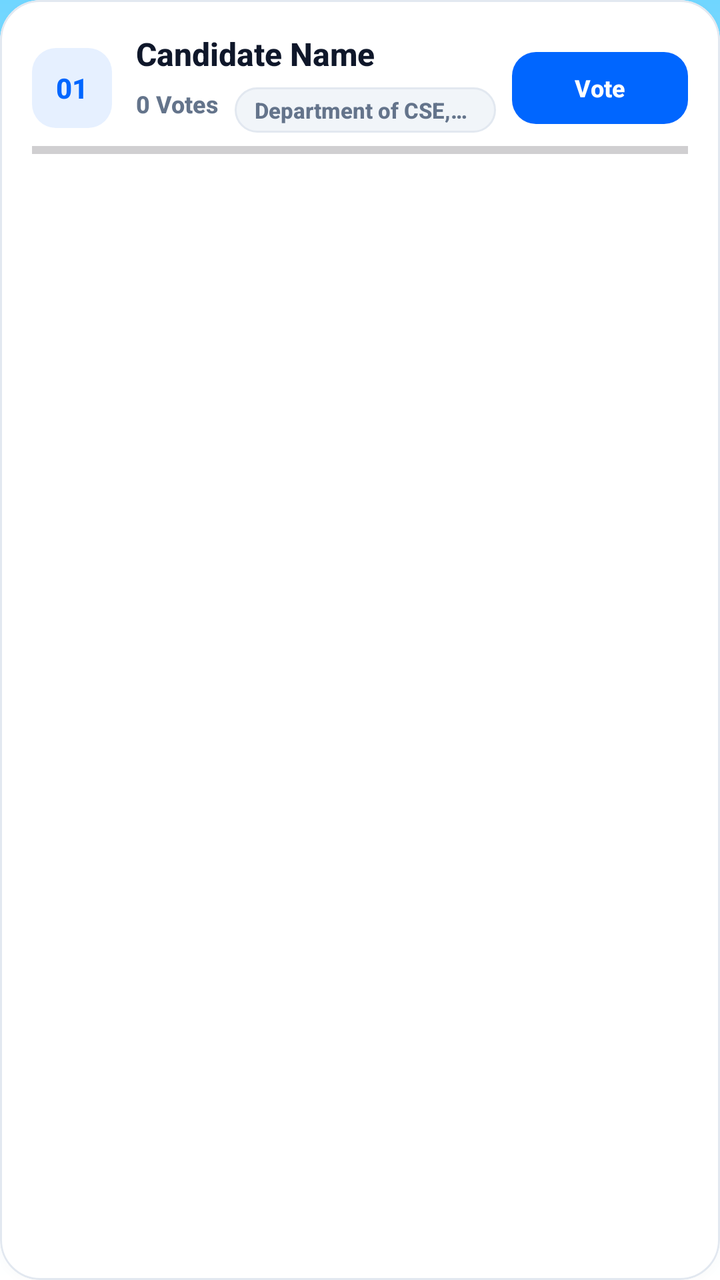
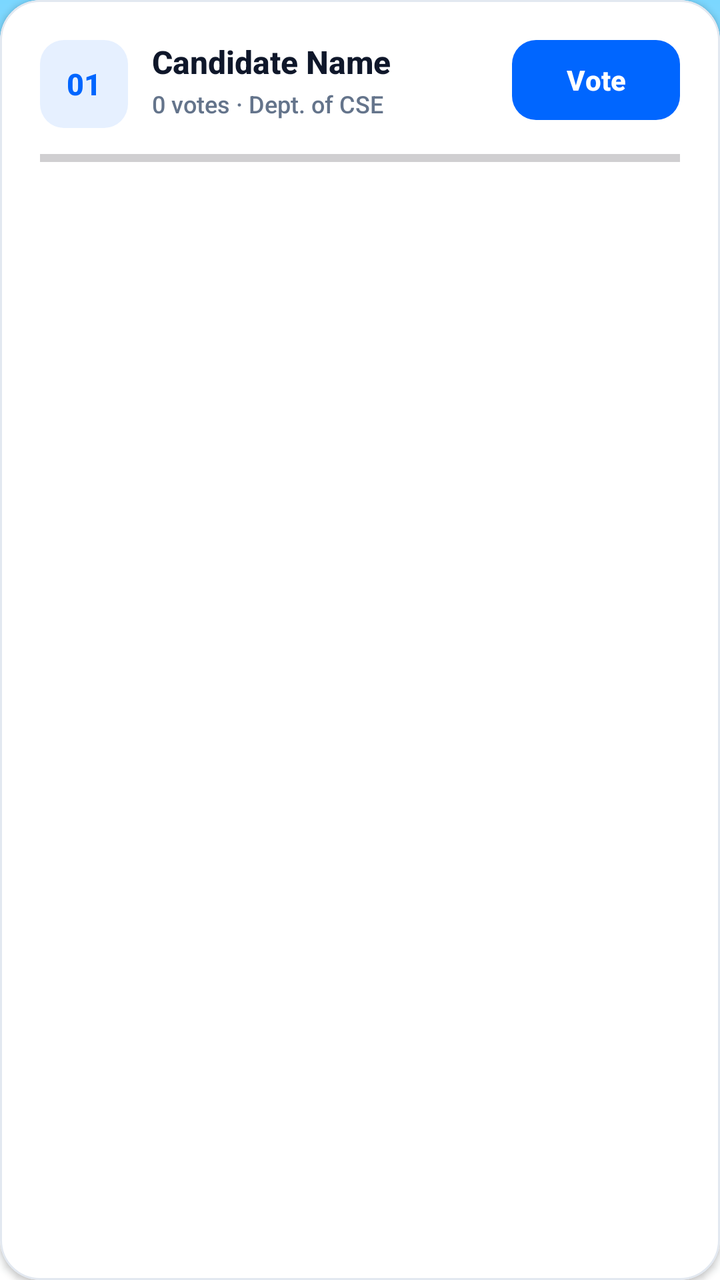

Screens rendered from an Android XML layout before and after an edit, with the pre-edit source and the edit as a unified diff.
<!-- AndroidManifest.xml: application theme Theme.CRConnect -->
<!-- res/layout/item_candidate.xml -->
<?xml version="1.0" encoding="utf-8"?>
<com.google.android.material.card.MaterialCardView
    xmlns:android="http://schemas.android.com/apk/res/android"
    xmlns:app="http://schemas.android.com/apk/res-auto"
    xmlns:tools="http://schemas.android.com/tools"
    android:id="@+id/cardCandidateItem"
    android:layout_width="match_parent"
    android:layout_height="wrap_content"
    android:layout_marginBottom="12dp"
    android:hapticFeedbackEnabled="true"
    app:cardBackgroundColor="#FFFFFF"
    app:cardCornerRadius="20dp"
    app:cardElevation="2dp"
    app:strokeColor="#E2E8F0"
    app:strokeWidth="1dp"
    android:outlineAmbientShadowColor="#14000000"
    android:outlineSpotShadowColor="#14000000"
    tools:ignore="UnusedAttribute">

    <androidx.constraintlayout.widget.ConstraintLayout
        android:id="@+id/layoutCandidateCardContent"
        android:layout_width="match_parent"
        android:layout_height="wrap_content"
        android:padding="16dp">

        
        <TextView
            android:id="@+id/tvCandidateRank"
            android:layout_width="40dp"
            android:layout_height="40dp"
            android:background="@drawable/bg_icon_badge"
            android:gravity="center"
            android:text="01"
            android:textColor="#0066FF"
            android:textSize="14sp"
            android:textStyle="bold"
            app:layout_constraintBottom_toTopOf="@id/pbCandidateVotes"
            app:layout_constraintStart_toStartOf="parent"
            app:layout_constraintTop_toTopOf="parent"
            tools:ignore="HardcodedText" />

        
        <TextView
            android:id="@+id/tvCandidateName"
            android:layout_width="0dp"
            android:layout_height="wrap_content"
            android:layout_marginStart="12dp"
            android:layout_marginEnd="12dp"
            android:ellipsize="end"
            android:singleLine="true"
            android:text="Candidate Name"
            android:textColor="#0F172A"
            android:textSize="16sp"
            android:textStyle="bold"
            app:layout_constraintEnd_toStartOf="@id/btnVoteCandidate"
            app:layout_constraintStart_toEndOf="@id/tvCandidateRank"
            app:layout_constraintTop_toTopOf="parent"
            tools:ignore="HardcodedText" />

        
        <TextView
            android:id="@+id/tvCandidateSubline"
            android:layout_width="0dp"
            android:layout_height="wrap_content"
            android:layout_marginStart="12dp"
            android:layout_marginTop="2dp"
            android:layout_marginEnd="12dp"
            android:ellipsize="end"
            android:singleLine="true"
            android:text="0 votes · Dept. of CSE"
            android:textColor="#64748B"
            android:textSize="12sp"
            android:visibility="gone"
            app:layout_constraintEnd_toStartOf="@id/btnVoteCandidate"
            app:layout_constraintStart_toEndOf="@id/tvCandidateRank"
            app:layout_constraintTop_toBottomOf="@id/tvCandidateName"
            tools:ignore="HardcodedText" />

        
        <TextView
            android:id="@+id/tvCandidatePct"
            android:layout_width="wrap_content"
            android:layout_height="wrap_content"
            android:text="0%"
            android:textColor="#0F172A"
            android:textSize="18sp"
            android:textStyle="bold"
            android:visibility="gone"
            app:layout_constraintEnd_toEndOf="parent"
            app:layout_constraintTop_toTopOf="parent"
            tools:ignore="HardcodedText" />

        
        <TextView
            android:id="@+id/tvCandidateVotes"
            android:layout_width="wrap_content"
            android:layout_height="wrap_content"
            android:layout_marginStart="12dp"
            android:layout_marginTop="6dp"
            android:text="0 Votes"
            android:textColor="#64748B"
            android:textSize="12sp"
            android:textStyle="bold"
            app:layout_constraintStart_toEndOf="@id/tvCandidateRank"
            app:layout_constraintTop_toBottomOf="@id/tvCandidateName"
            tools:ignore="HardcodedText" />

        
        <TextView
            android:id="@+id/tvCandidateDept"
            android:layout_width="0dp"
            android:layout_height="wrap_content"
            android:layout_marginStart="8dp"
            android:layout_marginTop="6dp"
            android:layout_marginEnd="8dp"
            android:background="@drawable/bg_chip_muted"
            android:ellipsize="end"
            android:singleLine="true"
            android:paddingHorizontal="10dp"
            android:paddingVertical="4dp"
            android:text="Department of CSE, BUBT"
            android:textColor="#64748B"
            android:textSize="11sp"
            android:textStyle="bold"
            app:layout_constraintEnd_toStartOf="@id/btnVoteCandidate"
            app:layout_constraintStart_toEndOf="@id/tvCandidateVotes"
            app:layout_constraintTop_toBottomOf="@id/tvCandidateName"
            tools:ignore="HardcodedText" />

        
        <com.google.android.material.button.MaterialButton
            android:id="@+id/btnVoteCandidate"
            android:layout_width="wrap_content"
            android:layout_height="36dp"
            android:hapticFeedbackEnabled="true"
            android:insetTop="0dp"
            android:insetBottom="0dp"
            android:paddingHorizontal="16dp"
            android:text="Vote"
            android:textColor="#FFFFFF"
            android:textSize="12sp"
            android:textStyle="bold"
            app:backgroundTint="#0066FF"
            app:cornerRadius="12dp"
            app:layout_constraintBottom_toTopOf="@id/pbCandidateVotes"
            app:layout_constraintEnd_toEndOf="parent"
            app:layout_constraintTop_toTopOf="parent"
            tools:ignore="HardcodedText" />

        
        <com.google.android.material.button.MaterialButton
            android:id="@+id/btnDeleteCandidate"
            style="@style/Widget.Material3.Button.OutlinedButton"
            android:layout_width="wrap_content"
            android:layout_height="36dp"
            android:hapticFeedbackEnabled="true"
            android:insetTop="0dp"
            android:insetBottom="0dp"
            android:paddingHorizontal="12dp"
            android:text="Delete"
            android:textColor="#B91C1C"
            android:textSize="12sp"
            android:textStyle="bold"
            android:visibility="gone"
            app:backgroundTint="#FEF2F2"
            app:cornerRadius="12dp"
            app:layout_constraintBottom_toTopOf="@id/pbCandidateVotes"
            app:layout_constraintEnd_toEndOf="parent"
            app:layout_constraintTop_toTopOf="parent"
            app:strokeColor="#FECACA"
            app:strokeWidth="1dp"
            tools:ignore="HardcodedText" />

        
        <ProgressBar
            android:id="@+id/pbCandidateVotes"
            style="?android:attr/progressBarStyleHorizontal"
            android:layout_width="0dp"
            android:layout_height="6dp"
            android:layout_marginTop="12dp"
            android:backgroundTint="#E2E8F0"
            android:max="50"
            android:progress="0"
            android:progressTint="#0066FF"
            app:layout_constraintBottom_toBottomOf="parent"
            app:layout_constraintEnd_toEndOf="parent"
            app:layout_constraintStart_toStartOf="parent"
            app:layout_constraintTop_toBottomOf="@id/tvCandidateVotes" />

    </androidx.constraintlayout.widget.ConstraintLayout>
</com.google.android.material.card.MaterialCardView>
<!-- resources referenced by this layout -->
<resources>
  <!-- drawable bg_chip_muted (drawable) -->
  <?xml version="1.0" encoding="utf-8"?>
  <shape xmlns:android="http://schemas.android.com/apk/res/android"
      android:shape="rectangle">
      <solid android:color="#F1F5F9" />
      <corners android:radius="999dp" />
      <stroke android:width="1dp" android:color="#E2E8F0" />
  </shape>
  <!-- drawable bg_icon_badge (drawable) -->
  <?xml version="1.0" encoding="utf-8"?>
  <shape xmlns:android="http://schemas.android.com/apk/res/android"
      android:shape="rectangle">
      <solid android:color="#E6F0FF"/>
      <corners android:radius="12dp"/>
  </shape>
  <style name="Theme.CRConnect" parent="Base.Theme.CRConnect" />
  <style name="Base.Theme.CRConnect" parent="Theme.Material3.DayNight.NoActionBar">
          <item name="colorPrimary">@color/primary</item>
          <item name="colorSecondary">@color/primary_pressed</item>
          <item name="android:windowBackground">@drawable/bg_gradient</item>
          <item name="colorSurface">@color/card_bg</item>
          <item name="elevationOverlayEnabled">false</item>
          <item name="colorOnSurface">@color/title_text</item>
          <item name="colorOnSurfaceVariant">@color/muted_text</item>
          <item name="colorError">@color/error_red</item>
          <item name="android:fontFamily">sans-serif-medium</item>
          <item name="fontFamily">sans-serif-medium</item>
          <item name="android:windowActivityTransitions">true</item>
          <item name="android:navigationBarColor">@android:color/transparent</item>
          <item name="android:statusBarColor">@android:color/transparent</item>
          <item name="android:windowLightStatusBar" tools:targetApi="m">true</item>
          <item name="android:windowLightNavigationBar" tools:targetApi="o_mr1">true</item>
      </style>
  <color name="primary">#0066FF</color>
  <color name="primary_pressed">#0052CC</color>
  <!-- drawable bg_gradient (drawable) -->
  <?xml version="1.0" encoding="utf-8"?>
  <shape xmlns:android="http://schemas.android.com/apk/res/android"
      android:shape="rectangle">
      <gradient
          android:angle="270"
          android:startColor="#70D6FF"
          android:centerColor="#C2EFFF"
          android:endColor="#FFFFFF"
          android:type="linear" />
  </shape>
  <color name="card_bg">#FFFFFF</color>
  <color name="title_text">#0F172A</color>
  <color name="muted_text">#64748B</color>
  <color name="error_red">#DC2626</color>
</resources>

<!-- the commit's change to res/layout/item_candidate.xml (unified diff, before → after) -->
@@ -13,28 +13,25 @@
     app:cardElevation="2dp"
     app:strokeColor="#E2E8F0"
     app:strokeWidth="1dp"
-    android:outlineAmbientShadowColor="#14000000"
-    android:outlineSpotShadowColor="#14000000"
     tools:ignore="UnusedAttribute">
 
     <androidx.constraintlayout.widget.ConstraintLayout
         android:id="@+id/layoutCandidateCardContent"
         android:layout_width="match_parent"
         android:layout_height="wrap_content"
-        android:padding="16dp">
+        android:padding="20dp">
 
         
         <TextView
             android:id="@+id/tvCandidateRank"
-            android:layout_width="40dp"
-            android:layout_height="40dp"
-            android:background="@drawable/bg_icon_badge"
+            android:layout_width="44dp"
+            android:layout_height="44dp"
+            android:background="@drawable/badge_bg"
             android:gravity="center"
             android:text="01"
             android:textColor="#0066FF"
-            android:textSize="14sp"
+            android:textSize="15sp"
             android:textStyle="bold"
-            app:layout_constraintBottom_toTopOf="@id/pbCandidateVotes"
             app:layout_constraintStart_toStartOf="parent"
             app:layout_constraintTop_toTopOf="parent"
             tools:ignore="HardcodedText" />
@@ -70,7 +67,6 @@
             android:text="0 votes · Dept. of CSE"
             android:textColor="#64748B"
             android:textSize="12sp"
-            android:visibility="gone"
             app:layout_constraintEnd_toStartOf="@id/btnVoteCandidate"
             app:layout_constraintStart_toEndOf="@id/tvCandidateRank"
             app:layout_constraintTop_toBottomOf="@id/tvCandidateName"
@@ -95,12 +91,11 @@
             android:id="@+id/tvCandidateVotes"
             android:layout_width="wrap_content"
             android:layout_height="wrap_content"
-            android:layout_marginStart="12dp"
-            android:layout_marginTop="6dp"
             android:text="0 Votes"
             android:textColor="#64748B"
             android:textSize="12sp"
             android:textStyle="bold"
+            android:visibility="gone"
             app:layout_constraintStart_toEndOf="@id/tvCandidateRank"
             app:layout_constraintTop_toBottomOf="@id/tvCandidateName"
             tools:ignore="HardcodedText" />
@@ -110,19 +105,7 @@
             android:id="@+id/tvCandidateDept"
             android:layout_width="0dp"
             android:layout_height="wrap_content"
-            android:layout_marginStart="8dp"
-            android:layout_marginTop="6dp"
-            android:layout_marginEnd="8dp"
-            android:background="@drawable/bg_chip_muted"
-            android:ellipsize="end"
-            android:singleLine="true"
-            android:paddingHorizontal="10dp"
-            android:paddingVertical="4dp"
-            android:text="Department of CSE, BUBT"
-            android:textColor="#64748B"
-            android:textSize="11sp"
-            android:textStyle="bold"
-            app:layout_constraintEnd_toStartOf="@id/btnVoteCandidate"
+            android:visibility="gone"
             app:layout_constraintStart_toEndOf="@id/tvCandidateVotes"
             app:layout_constraintTop_toBottomOf="@id/tvCandidateName"
             tools:ignore="HardcodedText" />
@@ -131,20 +114,21 @@
         <com.google.android.material.button.MaterialButton
             android:id="@+id/btnVoteCandidate"
             android:layout_width="wrap_content"
-            android:layout_height="36dp"
+            android:layout_height="40dp"
+            android:minWidth="84dp"
             android:hapticFeedbackEnabled="true"
             android:insetTop="0dp"
             android:insetBottom="0dp"
-            android:paddingHorizontal="16dp"
+            android:paddingHorizontal="14dp"
             android:text="Vote"
             android:textColor="#FFFFFF"
-            android:textSize="12sp"
+            android:textSize="14sp"
             android:textStyle="bold"
             app:backgroundTint="#0066FF"
             app:cornerRadius="12dp"
-            app:layout_constraintBottom_toTopOf="@id/pbCandidateVotes"
             app:layout_constraintEnd_toEndOf="parent"
             app:layout_constraintTop_toTopOf="parent"
+            app:layout_constraintBottom_toBottomOf="@id/tvCandidateSubline"
             tools:ignore="HardcodedText" />
 
         
@@ -153,22 +137,9 @@
             style="@style/Widget.Material3.Button.OutlinedButton"
             android:layout_width="wrap_content"
             android:layout_height="36dp"
-            android:hapticFeedbackEnabled="true"
-            android:insetTop="0dp"
-            android:insetBottom="0dp"
-            android:paddingHorizontal="12dp"
-            android:text="Delete"
-            android:textColor="#B91C1C"
-            android:textSize="12sp"
-            android:textStyle="bold"
             android:visibility="gone"
-            app:backgroundTint="#FEF2F2"
-            app:cornerRadius="12dp"
-            app:layout_constraintBottom_toTopOf="@id/pbCandidateVotes"
             app:layout_constraintEnd_toEndOf="parent"
             app:layout_constraintTop_toTopOf="parent"
-            app:strokeColor="#FECACA"
-            app:strokeWidth="1dp"
             tools:ignore="HardcodedText" />
 
         
@@ -177,15 +148,15 @@
             style="?android:attr/progressBarStyleHorizontal"
             android:layout_width="0dp"
             android:layout_height="6dp"
-            android:layout_marginTop="12dp"
+            android:layout_marginTop="16dp"
             android:backgroundTint="#E2E8F0"
-            android:max="50"
+            android:max="100"
             android:progress="0"
             android:progressTint="#0066FF"
             app:layout_constraintBottom_toBottomOf="parent"
             app:layout_constraintEnd_toEndOf="parent"
             app:layout_constraintStart_toStartOf="parent"
-            app:layout_constraintTop_toBottomOf="@id/tvCandidateVotes" />
+            app:layout_constraintTop_toBottomOf="@id/tvCandidateSubline" />
 
     </androidx.constraintlayout.widget.ConstraintLayout>
 </com.google.android.material.card.MaterialCardView>
<!-- resource entries referenced after the edit -->
@@ -1,19 +1,11 @@
 <!-- resources referenced by this layout -->
 <resources>
-  <!-- drawable bg_chip_muted (drawable) -->
+  <!-- drawable badge_bg (drawable) -->
   <?xml version="1.0" encoding="utf-8"?>
   <shape xmlns:android="http://schemas.android.com/apk/res/android"
       android:shape="rectangle">
-      <solid android:color="#F1F5F9" />
-      <corners android:radius="999dp" />
-      <stroke android:width="1dp" android:color="#E2E8F0" />
-  </shape>
-  <!-- drawable bg_icon_badge (drawable) -->
-  <?xml version="1.0" encoding="utf-8"?>
-  <shape xmlns:android="http://schemas.android.com/apk/res/android"
-      android:shape="rectangle">
-      <solid android:color="#E6F0FF"/>
-      <corners android:radius="12dp"/>
+      <solid android:color="#E6F0FF" />
+      <corners android:radius="12dp" />
   </shape>
   <style name="Theme.CRConnect" parent="Base.Theme.CRConnect" />
   <style name="Base.Theme.CRConnect" parent="Theme.Material3.DayNight.NoActionBar">
@@ -33,7 +25,7 @@
           <item name="android:windowLightStatusBar" tools:targetApi="m">true</item>
           <item name="android:windowLightNavigationBar" tools:targetApi="o_mr1">true</item>
       </style>
-  <color name="primary">#0066FF</color>
+  <color name="primary">#7C3AED</color>
   <color name="primary_pressed">#0052CC</color>
   <!-- drawable bg_gradient (drawable) -->
   <?xml version="1.0" encoding="utf-8"?>
@@ -41,8 +33,8 @@
       android:shape="rectangle">
       <gradient
           android:angle="270"
-          android:startColor="#70D6FF"
-          android:centerColor="#C2EFFF"
+          android:startColor="#7BD7FF"
+          android:centerColor="#D1F2FF"
           android:endColor="#FFFFFF"
           android:type="linear" />
   </shape>
